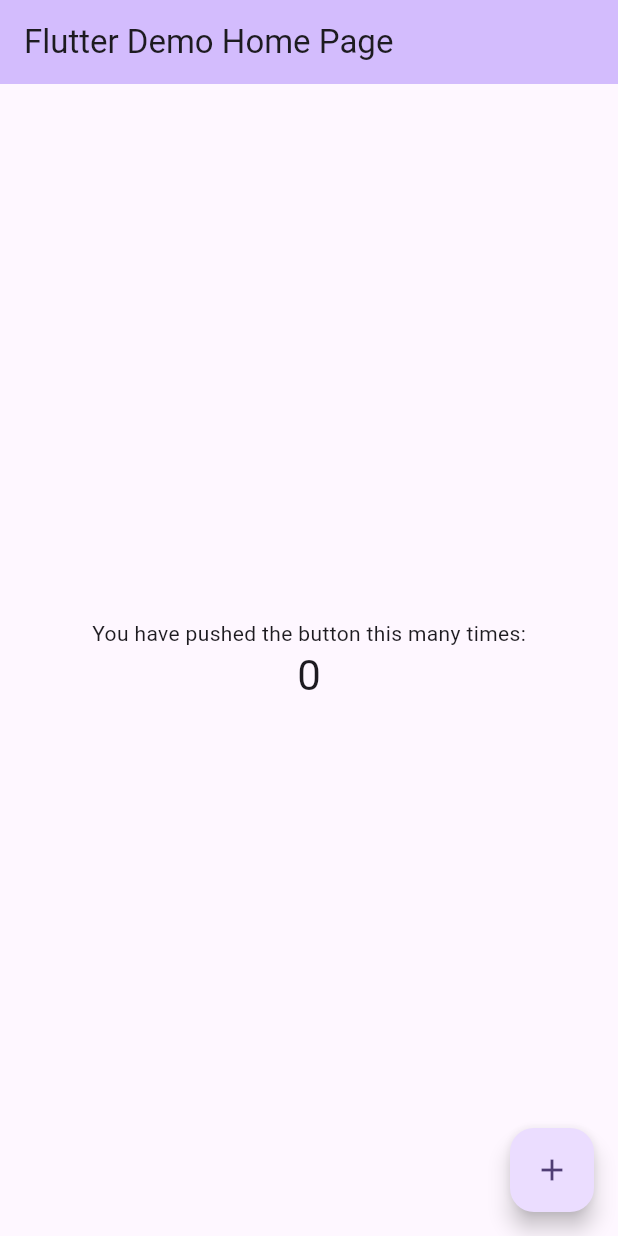
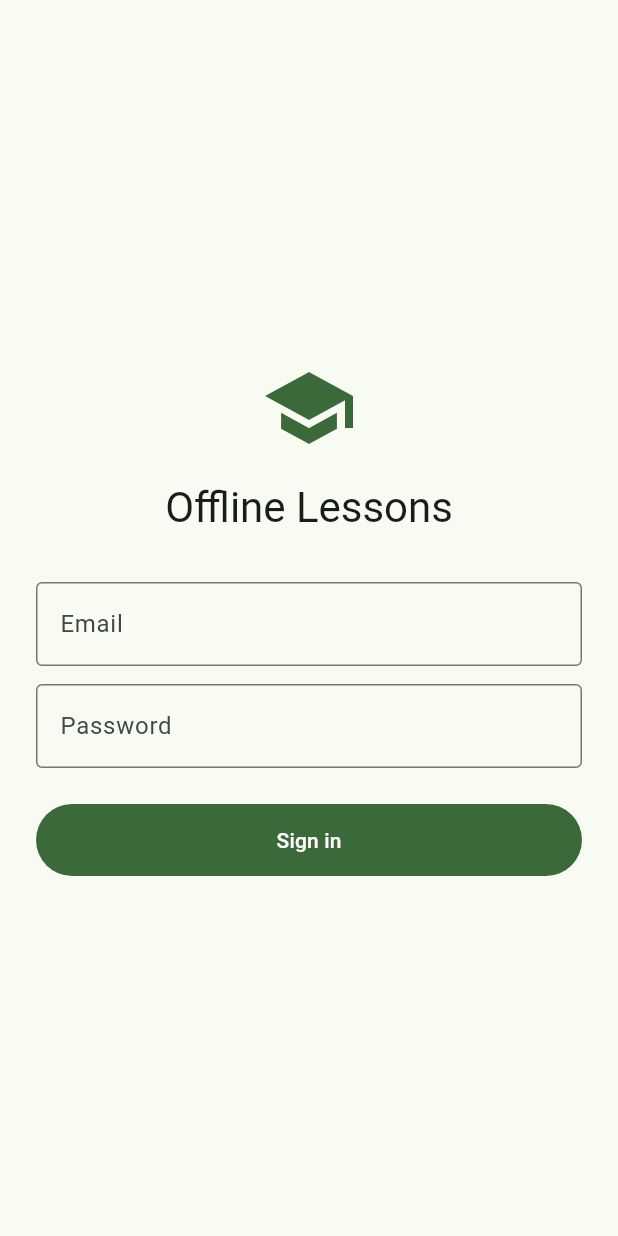
Before and after one commit to Rohan2002-33/offline_lessons, a Flutter app: the screen it shows after launch, on a phone screen of 412 x 824 dp. Run offline on Flutter 3.47's test engine with Material 3 defaults, Android fonts, the phone set to English and light mode, and no system bars; our stand-ins replace connectivity_plus, sqflite, supabase_flutter; accounts and stored records are empty.

Commit message:
feat: login, lesson list, and lesson detail screens with offline UX and sync banner

```diff
--- a/lib/main.dart
+++ b/lib/main.dart
@@ -1,122 +1,34 @@
 import 'package:flutter/material.dart';
+import 'package:supabase_flutter/supabase_flutter.dart';
+import 'config/supabase_config.dart';
+import 'screens/login_screen.dart';
 
-void main() {
+Future<void> main() async {
+  WidgetsFlutterBinding.ensureInitialized();
+  await Supabase.initialize(
+    url: SupabaseConfig.url,
+    anonKey: SupabaseConfig.anonKey,
+  );
   runApp(const MyApp());
 }
 
 class MyApp extends StatelessWidget {
   const MyApp({super.key});
-
-  // This widget is the root of your application.
   @override
   Widget build(BuildContext context) {
     return MaterialApp(
-      title: 'Flutter Demo',
+      title: 'Offline Lessons',
       theme: ThemeData(
-        // This is the theme of your application.
-        //
-        // TRY THIS: Try running your application with "flutter run". You'll see
-        // the application has a purple toolbar. Then, without quitting the app,
-        // try changing the seedColor in the colorScheme below to Colors.green
-        // and then invoke "hot reload" (save your changes or press the "hot
-        // reload" button in a Flutter-supported IDE, or press "r" if you used
-        // the command line to start the app).
-        //
-        // Notice that the counter didn't reset back to zero; the application
-        // state is not lost during the reload. To reset the state, use hot
-        // restart instead.
-        //
-        // This works for code too, not just values: Most code changes can be
-        // tested with just a hot reload.
-        colorScheme: .fromSeed(seedColor: Colors.deepPurple),
+        colorSchemeSeed: const Color(0xFF2E7D32),
+        useMaterial3: true,
+        brightness: Brightness.light,
       ),
-      home: const MyHomePage(title: 'Flutter Demo Home Page'),
+      darkTheme: ThemeData(
+        colorSchemeSeed: const Color(0xFF2E7D32),
+        useMaterial3: true,
+        brightness: Brightness.dark,
+      ),
+      home: const LoginScreen(),
     );
   }
 }
-
-class MyHomePage extends StatefulWidget {
-  const MyHomePage({super.key, required this.title});
-
-  // This widget is the home page of your application. It is stateful, meaning
-  // that it has a State object (defined below) that contains fields that affect
-  // how it looks.
-
-  // This class is the configuration for the state. It holds the values (in this
-  // case the title) provided by the parent (in this case the App widget) and
-  // used by the build method of the State. Fields in a Widget subclass are
-  // always marked "final".
-
-  final String title;
-
-  @override
-  State<MyHomePage> createState() => _MyHomePageState();
-}
-
-class _MyHomePageState extends State<MyHomePage> {
-  int _counter = 0;
-
-  void _incrementCounter() {
-    setState(() {
-      // This call to setState tells the Flutter framework that something has
-      // changed in this State, which causes it to rerun the build method below
-      // so that the display can reflect the updated values. If we changed
-      // _counter without calling setState(), then the build method would not be
-      // called again, and so nothing would appear to happen.
-      _counter++;
-    });
-  }
-
-  @override
-  Widget build(BuildContext context) {
-    // This method is rerun every time setState is called, for instance as done
-    // by the _incrementCounter method above.
-    //
-    // The Flutter framework has been optimized to make rerunning build methods
-    // fast, so that you can just rebuild anything that needs updating rather
-    // than having to individually change instances of widgets.
-    return Scaffold(
-      appBar: AppBar(
-        // TRY THIS: Try changing the color here to a specific color (to
-        // Colors.amber, perhaps?) and trigger a hot reload to see the AppBar
-        // change color while the other colors stay the same.
-        backgroundColor: Theme.of(context).colorScheme.inversePrimary,
-        // Here we take the value from the MyHomePage object that was created by
-        // the App.build method, and use it to set our appbar title.
-        title: Text(widget.title),
-      ),
-      body: Center(
-        // Center is a layout widget. It takes a single child and positions it
-        // in the middle of the parent.
-        child: Column(
-          // Column is also a layout widget. It takes a list of children and
-          // arranges them vertically. By default, it sizes itself to fit its
-          // children horizontally, and tries to be as tall as its parent.
-          //
-          // Column has various properties to control how it sizes itself and
-          // how it positions its children. Here we use mainAxisAlignment to
-          // center the children vertically; the main axis here is the vertical
-          // axis because Columns are vertical (the cross axis would be
-          // horizontal).
-          //
-          // TRY THIS: Invoke "debug painting" (choose the "Toggle Debug Paint"
-          // action in the IDE, or press "p" in the console), to see the
-          // wireframe for each widget.
-          mainAxisAlignment: .center,
-          children: [
-            const Text('You have pushed the button this many times:'),
-            Text(
-              '$_counter',
-              style: Theme.of(context).textTheme.headlineMedium,
-            ),
-          ],
-        ),
-      ),
-      floatingActionButton: FloatingActionButton(
-        onPressed: _incrementCounter,
-        tooltip: 'Increment',
-        child: const Icon(Icons.add),
-      ),
-    );
-  }
-}
--- /dev/null
+++ b/lib/screens/login_screen.dart
@@ -0,0 +1,69 @@
+import 'package:flutter/material.dart';
+import 'package:supabase_flutter/supabase_flutter.dart';
+import 'lesson_list_screen.dart';
+
+class LoginScreen extends StatefulWidget {
+  const LoginScreen({super.key});
+  @override
+  State<LoginScreen> createState() => _LoginScreenState();
+}
+
+class _LoginScreenState extends State<LoginScreen> {
+  final _email = TextEditingController();
+  final _password = TextEditingController();
+  bool _loading = false;
+  String? _error;
+
+  Future<void> _login() async {
+    setState(() { _loading = true; _error = null; });
+    try {
+      await Supabase.instance.client.auth.signInWithPassword(
+        email: _email.text.trim(),
+        password: _password.text.trim(),
+      );
+      if (mounted) {
+        Navigator.pushReplacement(context,
+            MaterialPageRoute(builder: (_) => const LessonListScreen()));
+      }
+    } catch (e) {
+      setState(() => _error = 'Login failed: $e');
+    } finally {
+      setState(() => _loading = false);
+    }
+  }
+
+  @override
+  Widget build(BuildContext context) {
+    return Scaffold(
+      body: SafeArea(
+        child: Center(
+          child: SingleChildScrollView(
+            padding: const EdgeInsets.all(24),
+            child: Column(
+              mainAxisAlignment: MainAxisAlignment.center,
+              children: [
+                Icon(Icons.school, size: 64, color: Theme.of(context).colorScheme.primary),
+                const SizedBox(height: 16),
+                Text('Offline Lessons', style: Theme.of(context).textTheme.headlineMedium),
+                const SizedBox(height: 32),
+                TextField(controller: _email, decoration: const InputDecoration(labelText: 'Email', border: OutlineInputBorder())),
+                const SizedBox(height: 12),
+                TextField(controller: _password, obscureText: true, decoration: const InputDecoration(labelText: 'Password', border: OutlineInputBorder())),
+                if (_error != null) Padding(padding: const EdgeInsets.only(top: 12), child: Text(_error!, style: const TextStyle(color: Colors.red))),
+                const SizedBox(height: 24),
+                SizedBox(
+                  width: double.infinity,
+                  height: 48,
+                  child: FilledButton(
+                    onPressed: _loading ? null : _login,
+                    child: _loading ? const CircularProgressIndicator(color: Colors.white) : const Text('Sign in'),
+                  ),
+                ),
+              ],
+            ),
+          ),
+        ),
+      ),
+    );
+  }
+}
```
Also changed, not shown: lib/screens/lesson_detail_screen.dart (added, +75 -0 lines), lib/screens/lesson_list_screen.dart (added, +111 -0 lines), lib/widgets/lesson_card.dart (added, +30 -0 lines), lib/widgets/sync_status_banner.dart (added, +28 -0 lines).
